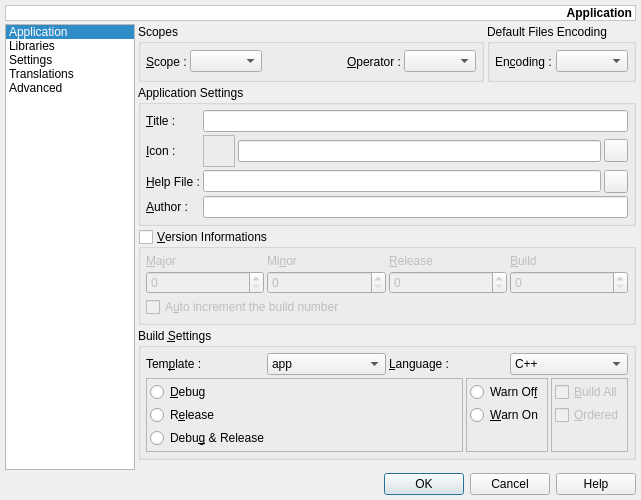
Before: the Qt Designer form v2/trunk/plugins/project/QMake/src/ui/UIQMakeProjectSettings.ui in testmana2/mks, drawn with Qt 5.
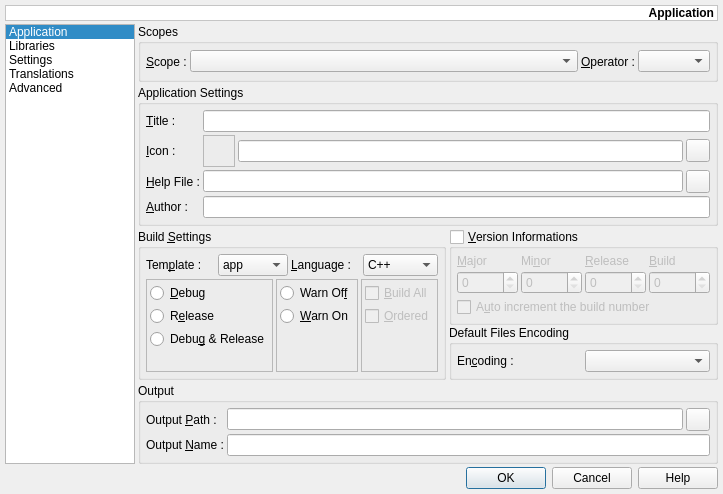
After: the same form once the commit is applied. Icons and pictures are not drawn.

Commit message: Update QMake Project Settings dialog

The edit to the form file:
```diff
--- a/v2/trunk/plugins/project/QMake/src/ui/UIQMakeProjectSettings.ui
+++ b/v2/trunk/plugins/project/QMake/src/ui/UIQMakeProjectSettings.ui
@@ -5,8 +5,8 @@
    <rect>
     <x>0</x>
     <y>0</y>
-    <width>641</width>
-    <height>500</height>
+    <width>670</width>
+    <height>450</height>
    </rect>
   </property>
   <property name="windowTitle" >
@@ -31,7 +31,7 @@
    <property name="verticalSpacing" >
     <number>3</number>
    </property>
-   <item row="0" column="0" colspan="3" >
+   <item row="0" column="0" colspan="2" >
     <widget class="QLabel" name="lInformations" >
      <property name="palette" >
       <palette>
@@ -222,7 +222,7 @@
       <item>
        <widget class="QComboBox" name="cbScopes" >
         <property name="sizePolicy" >
-         <sizepolicy vsizetype="Fixed" hsizetype="Fixed" >
+         <sizepolicy vsizetype="Fixed" hsizetype="Expanding" >
           <horstretch>0</horstretch>
           <verstretch>0</verstretch>
          </sizepolicy>
@@ -234,6 +234,9 @@
         <property name="orientation" >
          <enum>Qt::Horizontal</enum>
         </property>
+        <property name="sizeType" >
+         <enum>QSizePolicy::Maximum</enum>
+        </property>
         <property name="sizeHint" >
          <size>
           <width>0</width>
@@ -253,56 +256,12 @@
        </widget>
       </item>
       <item>
-       <widget class="QComboBox" name="cbOperators" >
-        <property name="sizePolicy" >
-         <sizepolicy vsizetype="Fixed" hsizetype="Fixed" >
-          <horstretch>0</horstretch>
-          <verstretch>0</verstretch>
-         </sizepolicy>
-        </property>
-       </widget>
+       <widget class="QComboBox" name="cbOperators" />
       </item>
      </layout>
     </widget>
    </item>
-   <item row="1" column="2" >
-    <widget class="QGroupBox" name="gbEncoding" >
-     <property name="title" >
-      <string>Default Files Encoding</string>
-     </property>
-     <layout class="QHBoxLayout" >
-      <property name="spacing" >
-       <number>3</number>
-      </property>
-      <property name="leftMargin" >
-       <number>5</number>
-      </property>
-      <property name="topMargin" >
-       <number>5</number>
-      </property>
-      <property name="rightMargin" >
-       <number>5</number>
-      </property>
-      <property name="bottomMargin" >
-       <number>5</number>
-      </property>
-      <item>
-       <widget class="QLabel" name="lEncoding" >
-        <property name="text" >
-         <string>En&amp;coding :</string>
-        </property>
-        <property name="buddy" >
-         <cstring>cbEncodings</cstring>
-        </property>
-       </widget>
-      </item>
-      <item>
-       <widget class="QComboBox" name="cbEncodings" />
-      </item>
-     </layout>
-    </widget>
-   </item>
-   <item row="2" column="1" colspan="2" >
+   <item row="2" column="1" >
     <widget class="QStackedWidget" name="swMenu" >
      <property name="sizePolicy" >
       <sizepolicy vsizetype="Expanding" hsizetype="Expanding" >
@@ -455,127 +414,15 @@
         </widget>
        </item>
        <item>
-        <widget class="QGroupBox" name="gbVersion" >
-         <property name="sizePolicy" >
-          <sizepolicy vsizetype="Fixed" hsizetype="Preferred" >
-           <horstretch>0</horstretch>
-           <verstretch>0</verstretch>
-          </sizepolicy>
-         </property>
-         <property name="title" >
-          <string>&amp;Version Informations</string>
-         </property>
-         <property name="checkable" >
-          <bool>true</bool>
-         </property>
-         <property name="checked" >
-          <bool>false</bool>
-         </property>
          <layout class="QGridLayout" >
-          <property name="leftMargin" >
-           <number>5</number>
-          </property>
-          <property name="topMargin" >
-           <number>5</number>
-          </property>
-          <property name="rightMargin" >
-           <number>5</number>
-          </property>
-          <property name="bottomMargin" >
-           <number>5</number>
-          </property>
           <property name="horizontalSpacing" >
            <number>3</number>
           </property>
           <property name="verticalSpacing" >
-           <number>3</number>
-          </property>
-          <item row="2" column="0" colspan="4" >
-           <widget class="QCheckBox" name="cbBuildAutoIncrement" >
-            <property name="text" >
-             <string>A&amp;uto increment the build number</string>
-            </property>
-           </widget>
-          </item>
-          <item row="0" column="3" >
-           <widget class="QLabel" name="lBuild" >
-            <property name="text" >
-             <string>&amp;Build</string>
-            </property>
-            <property name="buddy" >
-             <cstring>sbBuild</cstring>
-            </property>
-           </widget>
-          </item>
-          <item row="1" column="3" >
-           <widget class="QSpinBox" name="sbBuild" >
-            <property name="maximum" >
-             <number>32767</number>
-            </property>
-           </widget>
-          </item>
-          <item row="1" column="2" >
-           <widget class="QSpinBox" name="sbRelease" >
-            <property name="maximum" >
-             <number>32767</number>
-            </property>
-           </widget>
-          </item>
-          <item row="1" column="1" >
-           <widget class="QSpinBox" name="sbMinor" >
-            <property name="maximum" >
-             <number>32767</number>
-            </property>
-           </widget>
-          </item>
-          <item row="1" column="0" >
-           <widget class="QSpinBox" name="sbMajor" >
-            <property name="maximum" >
-             <number>32767</number>
-            </property>
-           </widget>
-          </item>
-          <item row="0" column="2" >
-           <widget class="QLabel" name="lRelease" >
-            <property name="text" >
-             <string>&amp;Release</string>
-            </property>
-            <property name="buddy" >
-             <cstring>sbRelease</cstring>
-            </property>
-           </widget>
-          </item>
-          <item row="0" column="1" >
-           <widget class="QLabel" name="lMinor" >
-            <property name="text" >
-             <string>Mi&amp;nor</string>
-            </property>
-            <property name="buddy" >
-             <cstring>sbMinor</cstring>
-            </property>
-           </widget>
-          </item>
-          <item row="0" column="0" >
-           <widget class="QLabel" name="lMajor" >
-            <property name="text" >
-             <string>&amp;Major</string>
-            </property>
-            <property name="buddy" >
-             <cstring>sbMajor</cstring>
-            </property>
-           </widget>
-          </item>
-         </layout>
-        </widget>
-       </item>
-       <item>
+          <number>0</number>
+         </property>
+         <item rowspan="2" row="0" column="0" >
         <widget class="QGroupBox" name="gbBuild" >
-         <property name="sizePolicy" >
-          <sizepolicy vsizetype="Fixed" hsizetype="Preferred" >
-           <horstretch>0</horstretch>
-           <verstretch>0</verstretch>
-          </sizepolicy>
-         </property>
          <property name="title" >
           <string>Build &amp;Settings</string>
          </property>
@@ -697,14 +544,6 @@
                 <iconset resource="../resources/QMake.qrc" >:/icons/icons/qt.png</iconset>
                </property>
               </item>
-              <item>
-               <property name="text" >
-                <string>Qt3/C++</string>
-               </property>
-               <property name="icon" >
-                <iconset resource="../resources/QMake.qrc" >:/icons/icons/qt.png</iconset>
-               </property>
-              </item>
              </widget>
             </item>
            </layout>
@@ -896,6 +735,225 @@
          </layout>
         </widget>
        </item>
+         <item row="0" column="1" >
+          <widget class="QGroupBox" name="gbVersion" >
+           <property name="title" >
+            <string>&amp;Version Informations</string>
+           </property>
+           <property name="checkable" >
+            <bool>true</bool>
+           </property>
+           <property name="checked" >
+            <bool>false</bool>
+           </property>
+           <layout class="QGridLayout" >
+            <property name="leftMargin" >
+             <number>5</number>
+            </property>
+            <property name="topMargin" >
+             <number>5</number>
+            </property>
+            <property name="rightMargin" >
+             <number>5</number>
+            </property>
+            <property name="bottomMargin" >
+             <number>5</number>
+            </property>
+            <property name="horizontalSpacing" >
+             <number>3</number>
+            </property>
+            <property name="verticalSpacing" >
+             <number>3</number>
+            </property>
+            <item row="2" column="0" colspan="4" >
+             <widget class="QCheckBox" name="cbBuildAutoIncrement" >
+              <property name="text" >
+               <string>A&amp;uto increment the build number</string>
+              </property>
+             </widget>
+            </item>
+            <item row="0" column="3" >
+             <widget class="QLabel" name="lBuild" >
+              <property name="text" >
+               <string>&amp;Build</string>
+              </property>
+              <property name="buddy" >
+               <cstring>sbBuild</cstring>
+              </property>
+             </widget>
+            </item>
+            <item row="1" column="3" >
+             <widget class="QSpinBox" name="sbBuild" >
+              <property name="maximum" >
+               <number>32767</number>
+              </property>
+             </widget>
+            </item>
+            <item row="1" column="2" >
+             <widget class="QSpinBox" name="sbRelease" >
+              <property name="maximum" >
+               <number>32767</number>
+              </property>
+             </widget>
+            </item>
+            <item row="1" column="1" >
+             <widget class="QSpinBox" name="sbMinor" >
+              <property name="maximum" >
+               <number>32767</number>
+              </property>
+             </widget>
+            </item>
+            <item row="1" column="0" >
+             <widget class="QSpinBox" name="sbMajor" >
+              <property name="maximum" >
+               <number>32767</number>
+              </property>
+             </widget>
+            </item>
+            <item row="0" column="2" >
+             <widget class="QLabel" name="lRelease" >
+              <property name="text" >
+               <string>&amp;Release</string>
+              </property>
+              <property name="buddy" >
+               <cstring>sbRelease</cstring>
+              </property>
+             </widget>
+            </item>
+            <item row="0" column="1" >
+             <widget class="QLabel" name="lMinor" >
+              <property name="text" >
+               <string>Mi&amp;nor</string>
+              </property>
+              <property name="buddy" >
+               <cstring>sbMinor</cstring>
+              </property>
+             </widget>
+            </item>
+            <item row="0" column="0" >
+             <widget class="QLabel" name="lMajor" >
+              <property name="text" >
+               <string>&amp;Major</string>
+              </property>
+              <property name="buddy" >
+               <cstring>sbMajor</cstring>
+              </property>
+             </widget>
+            </item>
+           </layout>
+          </widget>
+         </item>
+         <item row="1" column="1" >
+          <widget class="QGroupBox" name="gbEncoding" >
+           <property name="title" >
+            <string>Default Files Encoding</string>
+           </property>
+           <layout class="QHBoxLayout" >
+            <property name="spacing" >
+             <number>3</number>
+            </property>
+            <property name="leftMargin" >
+             <number>5</number>
+            </property>
+            <property name="topMargin" >
+             <number>5</number>
+            </property>
+            <property name="rightMargin" >
+             <number>5</number>
+            </property>
+            <property name="bottomMargin" >
+             <number>5</number>
+            </property>
+            <item>
+             <widget class="QLabel" name="lEncoding" >
+              <property name="text" >
+               <string>En&amp;coding :</string>
+              </property>
+              <property name="buddy" >
+               <cstring>cbEncodings</cstring>
+              </property>
+             </widget>
+            </item>
+            <item>
+             <widget class="QComboBox" name="cbEncodings" />
+            </item>
+           </layout>
+          </widget>
+         </item>
+        </layout>
+       </item>
+       <item>
+        <widget class="QGroupBox" name="gbOutput" >
+         <property name="sizePolicy" >
+          <sizepolicy vsizetype="Fixed" hsizetype="Preferred" >
+           <horstretch>0</horstretch>
+           <verstretch>0</verstretch>
+          </sizepolicy>
+         </property>
+         <property name="title" >
+          <string>Output</string>
+         </property>
+         <layout class="QGridLayout" >
+          <property name="leftMargin" >
+           <number>5</number>
+          </property>
+          <property name="topMargin" >
+           <number>5</number>
+          </property>
+          <property name="rightMargin" >
+           <number>5</number>
+          </property>
+          <property name="bottomMargin" >
+           <number>5</number>
+          </property>
+          <property name="horizontalSpacing" >
+           <number>3</number>
+          </property>
+          <property name="verticalSpacing" >
+           <number>3</number>
+          </property>
+          <item row="0" column="0" >
+           <widget class="QLabel" name="lOutputPath" >
+            <property name="text" >
+             <string>Output &amp;Path :</string>
+            </property>
+            <property name="buddy" >
+             <cstring>tbOutputPath</cstring>
+            </property>
+           </widget>
+          </item>
+          <item row="0" column="1" >
+           <widget class="QLineEdit" name="leOutputPath" />
+          </item>
+          <item row="0" column="2" >
+           <widget class="QToolButton" name="tbOutputPath" >
+            <property name="icon" >
+             <iconset resource="../resources/QMake.qrc" >:/icons/icons/folder.png</iconset>
+            </property>
+           </widget>
+          </item>
+          <item row="1" column="0" >
+           <widget class="QLabel" name="lOutputName" >
+            <property name="sizePolicy" >
+             <sizepolicy vsizetype="Preferred" hsizetype="Fixed" >
+              <horstretch>0</horstretch>
+              <verstretch>0</verstretch>
+             </sizepolicy>
+            </property>
+            <property name="text" >
+             <string>Output &amp;Name :</string>
+            </property>
+            <property name="buddy" >
+             <cstring>leOutputName</cstring>
+            </property>
+           </widget>
+          </item>
+          <item row="1" column="1" colspan="2" >
+           <widget class="QLineEdit" name="leOutputName" />
+          </item>
+         </layout>
+        </widget>
+       </item>
        <item>
         <spacer>
          <property name="orientation" >
@@ -906,8 +964,8 @@
          </property>
          <property name="sizeHint" >
           <size>
-           <width>20</width>
-           <height>0</height>
+           <width>521</width>
+           <height>20</height>
           </size>
          </property>
         </spacer>
@@ -1075,78 +1133,6 @@
        <property name="verticalSpacing" >
         <number>3</number>
        </property>
-       <item row="0" column="0" colspan="2" >
-        <widget class="QGroupBox" name="gbOutput" >
-         <property name="sizePolicy" >
-          <sizepolicy vsizetype="Fixed" hsizetype="Preferred" >
-           <horstretch>0</horstretch>
-           <verstretch>0</verstretch>
-          </sizepolicy>
-         </property>
-         <property name="title" >
-          <string>Output</string>
-         </property>
-         <layout class="QGridLayout" >
-          <property name="leftMargin" >
-           <number>5</number>
-          </property>
-          <property name="topMargin" >
-           <number>5</number>
-          </property>
-          <property name="rightMargin" >
-           <number>5</number>
-          </property>
-          <property name="bottomMargin" >
-           <number>5</number>
-          </property>
-          <property name="horizontalSpacing" >
-           <number>3</number>
-          </property>
-          <property name="verticalSpacing" >
-           <number>3</number>
-          </property>
-          <item row="0" column="0" >
-           <widget class="QLabel" name="lOutputPath" >
-            <property name="text" >
-             <string>Output &amp;Path :</string>
-            </property>
-            <property name="buddy" >
-             <cstring>tbOutputPath</cstring>
-            </property>
-           </widget>
-          </item>
-          <item row="0" column="1" >
-           <widget class="QLineEdit" name="leOutputPath" />
-          </item>
-          <item row="0" column="2" >
-           <widget class="QToolButton" name="tbOutputPath" >
-            <property name="icon" >
-             <iconset resource="../resources/QMake.qrc" >:/icons/icons/folder.png</iconset>
-            </property>
-           </widget>
-          </item>
-          <item row="1" column="0" >
-           <widget class="QLabel" name="lOutputName" >
-            <property name="sizePolicy" >
-             <sizepolicy vsizetype="Preferred" hsizetype="Fixed" >
-              <horstretch>0</horstretch>
-              <verstretch>0</verstretch>
-             </sizepolicy>
-            </property>
-            <property name="text" >
-             <string>Output &amp;Name :</string>
-            </property>
-            <property name="buddy" >
-             <cstring>leOutputName</cstring>
-            </property>
-           </widget>
-          </item>
-          <item row="1" column="1" colspan="2" >
-           <widget class="QLineEdit" name="leOutputName" />
-          </item>
-         </layout>
-        </widget>
-       </item>
        <item row="2" column="0" colspan="2" >
         <widget class="QSplitter" name="sDirsFiles" >
          <property name="orientation" >
@@ -1637,7 +1623,7 @@
      </widget>
     </widget>
    </item>
-   <item row="3" column="0" colspan="3" >
+   <item row="3" column="0" colspan="2" >
     <widget class="QDialogButtonBox" name="dbbButtons" >
      <property name="orientation" >
       <enum>Qt::Horizontal</enum>
```
Left out of the diff: 3 changed lines with no effect on the pictures. Lines whose indentation alone changed are shown as unchanged.
